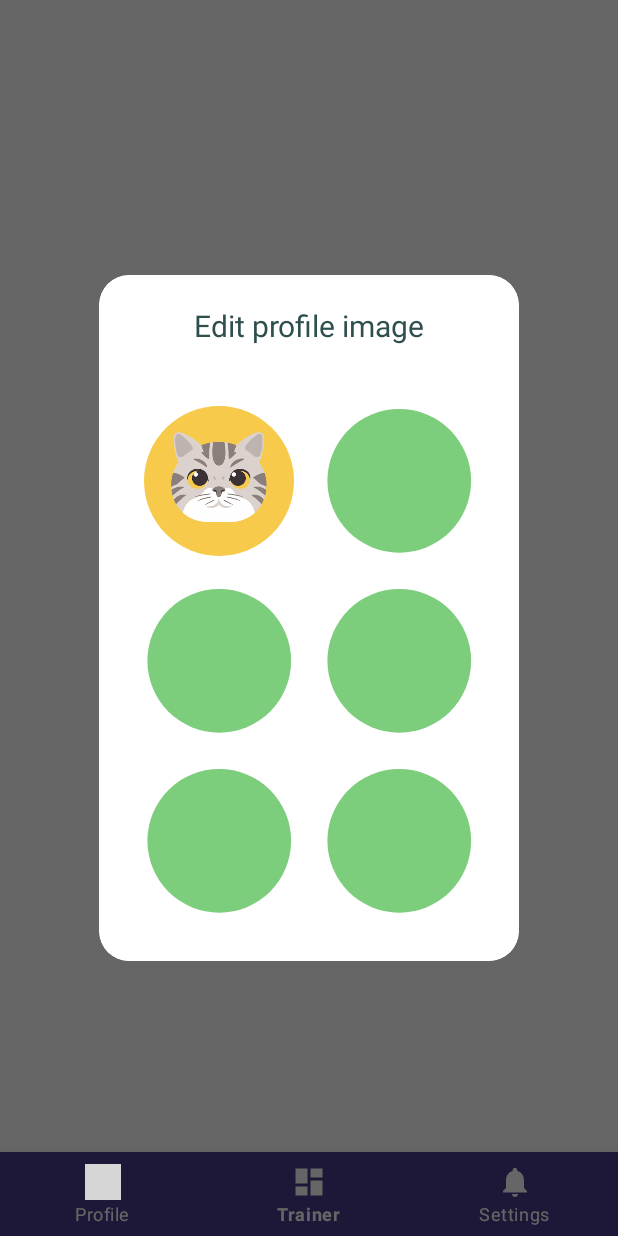
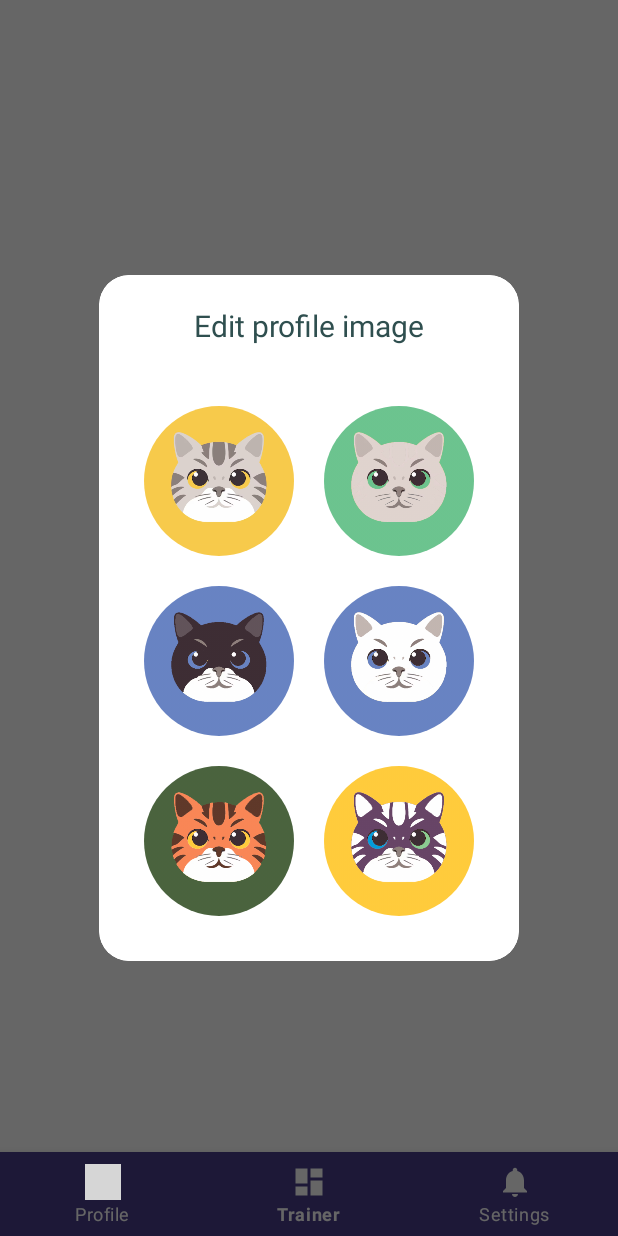
Before and after one commit to Tyomnayark/multiply-trainer-app, an Android app: the fragment DialogEditProfilePhoto placed in its activity, on a phone screen of 412 x 824 dp. Run offline under Robolectric (Android 15) with nearby library versions, the phone set to English and light mode, and no system bars; our stand-ins replace CircleImageView, navigation-ui; Roboto replaces fonts that are not available here; grey boxes are pictures that could not be loaded.

Commit message:
add edit image func and update db

```diff
--- a/app/src/main/java/com/example/multiplyeverywhere/LoginActivity.kt
+++ b/app/src/main/java/com/example/multiplyeverywhere/LoginActivity.kt
@@ -25,7 +25,7 @@ class LoginActivity : AppCompatActivity() {
                if( !isValidName(name,db)){
                    return@setOnClickListener
                }
-                    val user = User(name, 1, "drawable/cat.png" )
+                    val user = User(name, 1, "cat" )
                     db.addUser(user)
 
                     val preferences = SharedPreferencesHelper(this)
--- a/app/src/main/java/com/example/multiplyeverywhere/ui/profile/DialogEditProfilePhoto.kt
+++ b/app/src/main/java/com/example/multiplyeverywhere/ui/profile/DialogEditProfilePhoto.kt
@@ -31,50 +31,43 @@ class DialogEditProfilePhoto : DialogFragment() {
         val dialog = super.onCreateDialog(savedInstanceState)
 
         dialog.window?.setBackgroundDrawableResource(R.drawable.rounded_border_rectangle)
-//
-//        val image1 = view?.findViewById<de.hdodenhof.circleimageview.CircleImageView>(R.id.image1)
-//        val image2 = view?.findViewById<de.hdodenhof.circleimageview.CircleImageView>(R.id.image2)
-//        val image3 = view?.findViewById<de.hdodenhof.circleimageview.CircleImageView>(R.id.image3)
-//        val image4 = view?.findViewById<de.hdodenhof.circleimageview.CircleImageView>(R.id.image4)
-//        val image5 = view?.findViewById<de.hdodenhof.circleimageview.CircleImageView>(R.id.image5)
-//        val image6 = view?.findViewById<de.hdodenhof.circleimageview.CircleImageView>(R.id.image6)
+        val image1 = view?.findViewById<de.hdodenhof.circleimageview.CircleImageView>(R.id.image1)
+        val image2 = view?.findViewById<de.hdodenhof.circleimageview.CircleImageView>(R.id.image2)
+        val image3 = view?.findViewById<de.hdodenhof.circleimageview.CircleImageView>(R.id.image3)
+        val image4 = view?.findViewById<de.hdodenhof.circleimageview.CircleImageView>(R.id.image4)
+        val image5 = view?.findViewById<de.hdodenhof.circleimageview.CircleImageView>(R.id.image5)
+        val image6 = view?.findViewById<de.hdodenhof.circleimageview.CircleImageView>(R.id.image6)
 
-//        image1?.setOnClickListener {
-//            changeImage(image1)
-//        }
-//        image2?.setOnClickListener {
-//            changeImage(image2)
-//        }
-//        image3?.setOnClickListener {
-//            changeImage(image3)
-//        }
-//        image4?.setOnClickListener {
-//            changeImage(image4)
-//        }
-//        image5?.setOnClickListener {
-//            changeImage(image5)
-//        }
-//        image6?.setOnClickListener {
-//            changeImage(image6)
-//        }
+        val imageClickListener = View.OnClickListener { v ->
+            when (v?.id) {
+                R.id.image1 -> handleImageClick("cat")
+                R.id.image2 -> handleImageClick("cat2")
+                R.id.image3 -> handleImageClick("cat3")
+                R.id.image4 -> handleImageClick("cat4")
+                R.id.image5 -> handleImageClick("cat5")
+                R.id.image6 -> handleImageClick("cat6")
+            }
+        }
 
+        image1?.setOnClickListener(imageClickListener)
+        image2?.setOnClickListener(imageClickListener)
+        image3?.setOnClickListener(imageClickListener)
+        image4?.setOnClickListener(imageClickListener)
+        image5?.setOnClickListener(imageClickListener)
+        image6?.setOnClickListener(imageClickListener)
 
         return dialog
     }
-    private fun changeImage(image: View?) {
-        if (image is de.hdodenhof.circleimageview.CircleImageView && image.drawable is BitmapDrawable) {
-            val resourceName = getResourceNameFromImageView(image)
+    private fun handleImageClick(imageName: String) {
+        val db = DataBaseController(requireContext(), null)
+        val userName = SharedPreferencesHelper(requireContext()).getUserName()
 
-            val db = DataBaseController(requireContext(), null)
-            val preferences = SharedPreferencesHelper(requireContext())
-            val userName = preferences.getUserName()
-            val user = db.getUserByName(userName)
-            user?.profileImage = resourceName!!
+        val updated = db.updateUserProfileImage(userName, imageName)
+
+        if (updated) {
+            dialog?.dismiss()
+        } else {
         }
     }
 
-    private fun getResourceNameFromImageView(imageView: de.hdodenhof.circleimageview.CircleImageView): String? {
-        val resourceId = imageView.id
-        return resources.getResourceName(resourceId)?.toString()
-    }
 }
--- a/app/src/main/java/com/example/multiplyeverywhere/ui/profile/ProfileFragment.kt
+++ b/app/src/main/java/com/example/multiplyeverywhere/ui/profile/ProfileFragment.kt
@@ -48,9 +48,9 @@ class ProfileFragment : Fragment() {
             textViewUserLevel.text = it
         }
 
-//        val resourceId = resources.getIdentifier(user?.profileImage, "drawable", context?.packageName)
-//        binding.profileImage.setImageResource(resourceId)
-//
+        val resourceId = resources.getIdentifier(user?.profileImage, "drawable", context?.packageName)
+        binding.profileImage.setImageResource(resourceId)
+
         binding.editProfilePhotoButton.setOnClickListener {
             val fragmentManager = childFragmentManager
             val dialog = DialogEditProfilePhoto()
--- a/app/src/main/res/layout/dialog_edit_profile_image.xml
+++ b/app/src/main/res/layout/dialog_edit_profile_image.xml
@@ -37,7 +37,6 @@
                 android:layout_width="100dp"
                 android:layout_height="100dp"
                 android:layout_margin="10dp"
-                android:onClick="changeImage"
                 android:src="@drawable/cat" />
 
 
@@ -46,8 +45,7 @@
                 android:layout_width="100dp"
                 android:layout_height="100dp"
                 android:layout_margin="10dp"
-                android:onClick="changeImage"
-                android:src="@drawable/day_achievent" />
+                android:src="@drawable/cat2" />
 
         </TableRow>
 
@@ -58,8 +56,7 @@
                 android:layout_width="100dp"
                 android:layout_height="100dp"
                 android:layout_margin="10dp"
-                android:onClick="changeImage"
-                android:src="@drawable/day_achievent" />
+                android:src="@drawable/cat3" />
 
 
             <de.hdodenhof.circleimageview.CircleImageView
@@ -67,8 +64,7 @@
                 android:layout_width="100dp"
                 android:layout_height="100dp"
                 android:layout_margin="10dp"
-                android:onClick="changeImage"
-                android:src="@drawable/day_achievent" />
+                android:src="@drawable/cat4" />
 
 
         </TableRow>
@@ -81,16 +77,14 @@
                 android:layout_width="100dp"
                 android:layout_height="100dp"
                 android:layout_margin="10dp"
-                android:onClick="changeImage"
-                android:src="@drawable/day_achievent" />
+                android:src="@drawable/cat5" />
 
             <de.hdodenhof.circleimageview.CircleImageView
                 android:id="@+id/image6"
                 android:layout_width="100dp"
                 android:layout_height="100dp"
                 android:layout_margin="10dp"
-                android:onClick="changeImage"
-                android:src="@drawable/day_achievent" />
+                android:src="@drawable/cat6" />
         </TableRow>
     </TableLayout>
 </androidx.constraintlayout.widget.ConstraintLayout>
```
Also changed, not shown: app/src/main/java/com/example/multiplyeverywhere/database/DataBaseController.kt (+24 -0 lines).
